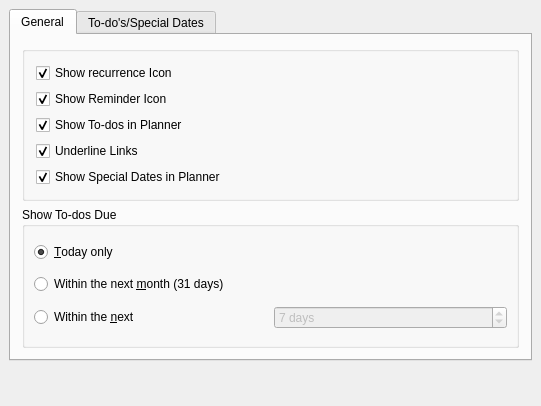
Qt form kontact/plugins/planner/plannerconfig_base.ui (chusopr/kdepim-ktimetracker-akonadi) before a commit.
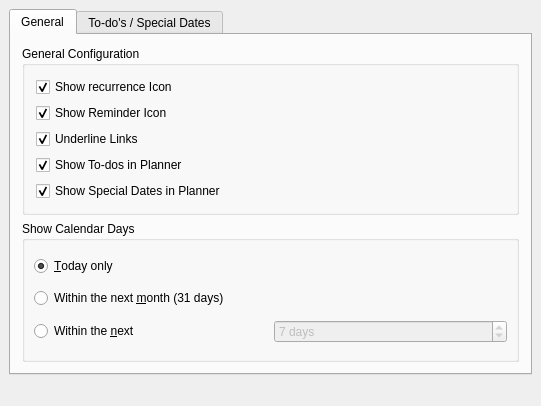
The same form after that commit.

```diff
--- a/kontact/plugins/planner/plannerconfig_base.ui
+++ b/kontact/plugins/planner/plannerconfig_base.ui
@@ -38,7 +38,7 @@
         <x>0</x>
         <y>0</y>
         <width>519</width>
-        <height>308</height>
+        <height>322</height>
        </rect>
       </property>
       <attribute name="title" >
@@ -48,7 +48,7 @@
        <item>
         <widget class="QGroupBox" name="mGeneralBox" >
          <property name="title" >
-          <string/>
+          <string>General Configuration</string>
          </property>
          <layout class="QVBoxLayout" name="verticalLayout" >
           <item>
@@ -77,16 +77,6 @@
             </property>
            </widget>
           </item>
-          <item>
-           <widget class="QCheckBox" name="mTodo" >
-            <property name="text" >
-             <string>Show To-dos in Planner</string>
-            </property>
-            <property name="checked" >
-             <bool>true</bool>
-            </property>
-           </widget>
-          </item>
           <item>
            <widget class="QCheckBox" name="mUnderline" >
             <property name="text" >
@@ -97,6 +87,16 @@
             </property>
            </widget>
           </item>
+          <item>
+           <widget class="QCheckBox" name="mTodo" >
+            <property name="text" >
+             <string>Show To-dos in Planner</string>
+            </property>
+            <property name="checked" >
+             <bool>true</bool>
+            </property>
+           </widget>
+          </item>
           <item>
            <widget class="QCheckBox" name="mSd" >
             <property name="text" >
@@ -113,7 +113,7 @@
        <item>
         <widget class="QGroupBox" name="mDaysGroup" >
          <property name="title" >
-          <string>Show To-dos Due</string>
+          <string>Show Calendar Days</string>
          </property>
          <layout class="QGridLayout" >
           <property name="margin" >
@@ -191,11 +191,11 @@
         <x>0</x>
         <y>0</y>
         <width>519</width>
-        <height>308</height>
+        <height>322</height>
        </rect>
       </property>
       <attribute name="title" >
-       <string>To-do's/Special Dates</string>
+       <string>To-do's / Special Dates</string>
       </attribute>
       <layout class="QVBoxLayout" name="verticalLayout_3" >
        <item>
@@ -260,7 +260,7 @@
        <item>
         <widget class="QGroupBox" name="mSdBox" >
          <property name="title" >
-          <string/>
+          <string>Show these Special Dates</string>
          </property>
          <property name="checkable" >
           <bool>false</bool>
```
